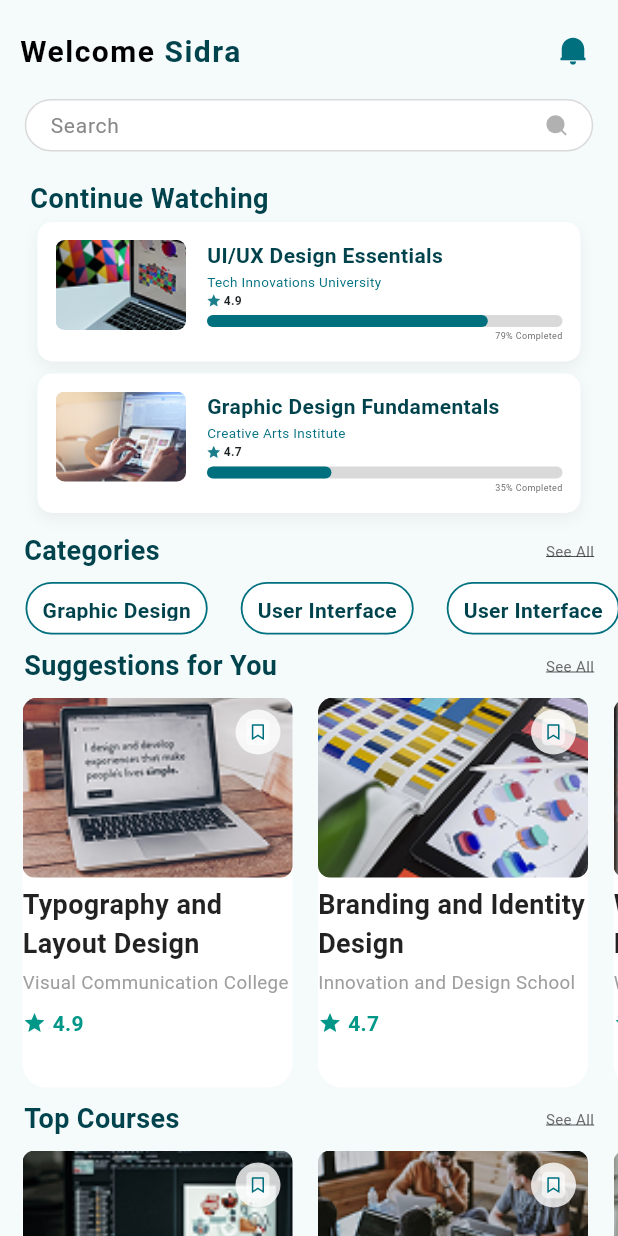
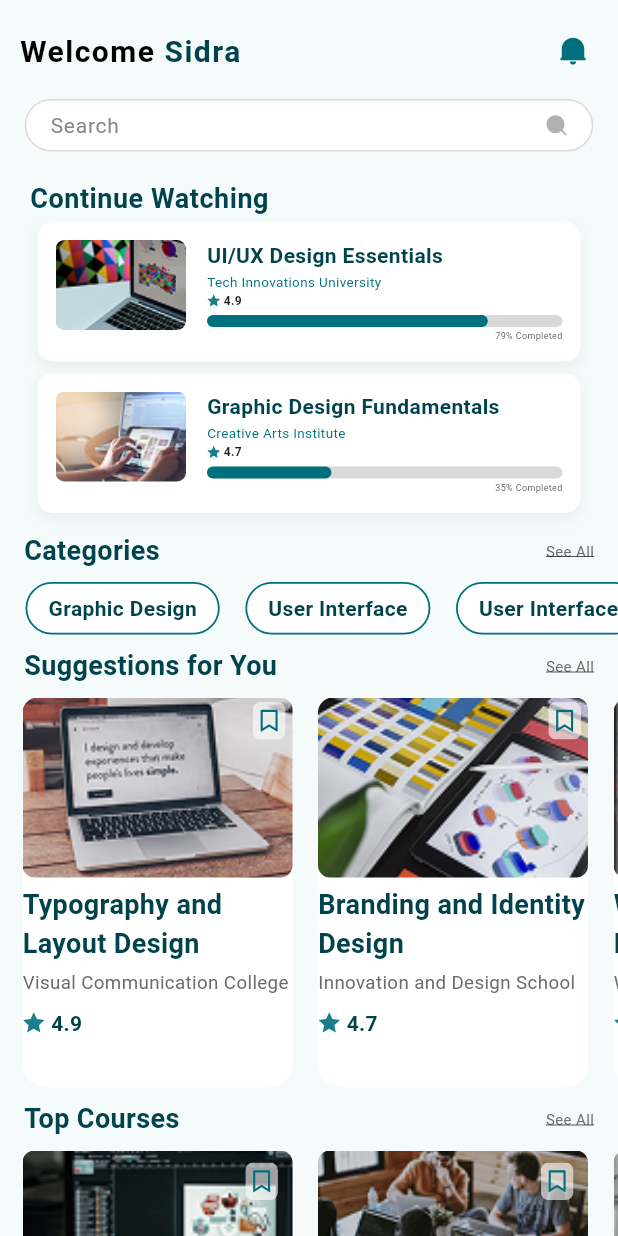
Before and after one commit to RuslanAfanasiev/Flutter, a Flutter app: the screen it shows after launch, on a phone screen of 412 x 824 dp. Run offline on Flutter 3.47's test engine with Material 3 defaults, Android fonts, the phone set to English and light mode, and no system bars; our stand-ins replace flutter_svg, get; Roboto replaces fonts that are missing (Plus Jakarta Sans, PlusJakartaSans).

Commit message:
Added some colors

```diff
--- a/second_lab/lib/resources/app_icons.dart
+++ b/second_lab/lib/resources/app_icons.dart
@@ -5,7 +5,7 @@ class AppIcons{
   static Widget notificationIcon = SvgPicture.asset('resources/icons/notification_vector.svg');
   static Widget searchIcon = SvgPicture.asset('resources/icons/Vector.svg');
   static Widget starIcon = SvgPicture.asset('resources/icons/star-fill.svg');
-  static Widget bookMark = SvgPicture.asset('resources/icons/bookmark.svg');
+  static Widget bookMarkEmpty = SvgPicture.asset('resources/icons/bookmark.svg');
   static Widget bookMarkActive = SvgPicture.asset('resources/icons/active_bookmark.svg');
   static Widget arrow = SvgPicture.asset('resources/icons/arrow.svg');
   static Widget playIcon = SvgPicture.asset('resources/icons/play.svg');
--- a/second_lab/lib/widgets/home_page_widget/suggestions_card_widget.dart
+++ b/second_lab/lib/widgets/home_page_widget/suggestions_card_widget.dart
@@ -1,18 +1,26 @@
 import 'package:flutter/material.dart';
 import 'package:second_lab/home_page_items/list_items/suggestions_card_item.dart';
+import 'package:second_lab/resources/app_colors.dart';
 import 'package:second_lab/resources/app_icons.dart';
 import 'package:second_lab/widgets/typography_page_widget/typography_course_widget.dart';
 
-class SuggestionsCardWidget extends StatelessWidget {
+class SuggestionsCardWidget extends StatefulWidget {
   const SuggestionsCardWidget({super.key, required this.item});
 
   final SuggestionsCardItem item;
 
   @override
+  State<SuggestionsCardWidget> createState() => _SuggestionsCardWidgetState();
+}
+
+class _SuggestionsCardWidgetState extends State<SuggestionsCardWidget> {
+  bool isBookmarked = false;
+
+  @override
   Widget build(BuildContext context) {
     return GestureDetector(
       onTap: () {
-        if (item.title == 'Typography and Layout Design') {
+        if (widget.item.title == 'Typography and Layout Design') {
           Navigator.push(
             context,
             MaterialPageRoute(
@@ -49,25 +57,30 @@ class SuggestionsCardWidget extends StatelessWidget {
                     bottomRight: Radius.circular(8),
                   ),
                   child: Image.asset(
-                    item.image,
+                    widget.item.image,
                     width: double.infinity,
                     height: 120,
                     fit: BoxFit.cover,
                   ),
                 ),
                 Positioned(
-                  top: 8,
-                  right: 8,
-                  child: Container(
-                    padding: const EdgeInsets.all(6),
-                    decoration: BoxDecoration(
-                      color: Colors.white.withOpacity(0.8),
-                      shape: BoxShape.circle,
-                    ),
-                    child: SizedBox(
-                      width: 18,
-                      height: 18,
-                      child: AppIcons.bookMark,
+                  top: 2,
+                  right: 2,
+                  child: GestureDetector(
+                    onTap: () {
+                      setState(() {
+                        isBookmarked = !isBookmarked;
+                      });
+                    },
+                    child: Container(
+                      padding: const EdgeInsets.all(1),
+                      child: SizedBox(
+                        width: 25,
+                        height: 25,
+                        child: isBookmarked
+                            ? AppIcons.bookMarkActive
+                            : AppIcons.bookMarkEmpty,
+                      ),
                     ),
                   ),
                 ),
@@ -79,28 +92,31 @@ class SuggestionsCardWidget extends StatelessWidget {
                 crossAxisAlignment: CrossAxisAlignment.start,
                 children: [
                   Text(
-                    item.title,
-                    style: const TextStyle(
+                    widget.item.title,
+                    style: TextStyle(
                       fontWeight: FontWeight.w600,
                       fontSize: 18,
-                      color: Colors.black87,
+                      color: AppColors.color00434C,
                     ),
                   ),
                   const SizedBox(height: 4),
                   Text(
-                    item.subtitle,
-                    style: const TextStyle(fontSize: 12.5, color: Colors.grey),
+                    widget.item.subtitle,
+                    style: TextStyle(
+                      fontSize: 12.5,
+                      color: AppColors.color6C6C6C,
+                    ),
                   ),
                   const SizedBox(height: 8),
                   Row(
                     children: [
-                      const Icon(Icons.star, color: Colors.teal, size: 16),
+                      SizedBox(width: 15, height: 15, child: AppIcons.starIcon),
                       const SizedBox(width: 4),
                       Text(
-                        item.rating.toString(),
-                        style: const TextStyle(
+                        widget.item.rating.toString(),
+                        style: TextStyle(
                           fontWeight: FontWeight.w600,
-                          color: Colors.teal,
+                          color: AppColors.color00434C,
                         ),
                       ),
                     ],
--- a/second_lab/lib/widgets/home_page_widget/toggle_button_widget.dart
+++ b/second_lab/lib/widgets/home_page_widget/toggle_button_widget.dart
@@ -10,8 +10,8 @@ class ToggleButtonWidget extends StatelessWidget {
   @override
   Widget build(BuildContext context) {
     return Container(
-      padding: const EdgeInsets.symmetric(horizontal: 10, vertical: 8),
-      margin: const EdgeInsets.only(right: 5),
+      padding: const EdgeInsets.symmetric(horizontal: 14, vertical: 5),
+      margin: const EdgeInsets.only(right: 0.1),
       decoration: BoxDecoration(
         color: AppColors.colorFFFFFF,
         border: Border.all(color: AppColors.color00707E, width: 1.2),
--- a/second_lab/lib/widgets/home_page_widget/top_courses_card_widget.dart
+++ b/second_lab/lib/widgets/home_page_widget/top_courses_card_widget.dart
@@ -1,14 +1,22 @@
 import 'package:flutter/material.dart';
 import 'package:second_lab/home_page_items/list_items/top_courses_card_item.dart';
+import 'package:second_lab/resources/app_colors.dart';
 import 'package:second_lab/resources/app_icons.dart';
 
-class TopCoursesCardWidget extends StatelessWidget{
+class TopCoursesCardWidget extends StatefulWidget {
   const TopCoursesCardWidget({super.key, required this.item});
 
   final TopCoursesCardItem item;
 
   @override
-  Widget build(BuildContext context){
+  State<TopCoursesCardWidget> createState() => _TopCoursesCardWidgetState();
+}
+
+class _TopCoursesCardWidgetState extends State<TopCoursesCardWidget> {
+  bool isBookmarked = false;
+
+  @override
+  Widget build(BuildContext context) {
     return Container(
       width: 180,
       margin: const EdgeInsets.only(right: 1, left: 15),
@@ -30,32 +38,32 @@ class TopCoursesCardWidget extends StatelessWidget{
           Stack(
             children: [
               ClipRRect(
-                borderRadius: const BorderRadius.only(
-                  topLeft: Radius.circular(8),
-                  topRight: Radius.circular(8),
-                  bottomLeft: Radius.circular(8),
-                  bottomRight: Radius.circular(8),
-                ),
+                borderRadius: const BorderRadius.all(Radius.circular(8)),
                 child: Image.asset(
-                  item.image,
+                  widget.item.image,
                   width: double.infinity,
                   height: 120,
                   fit: BoxFit.cover,
                 ),
               ),
               Positioned(
-                top: 8,
-                right: 8,
-                child: Container(
-                  padding: const EdgeInsets.all(6),
-                  decoration: BoxDecoration(
-                    color: Colors.white.withOpacity(0.8),
-                    shape: BoxShape.circle,
-                  ),
-                  child: SizedBox(
-                    width: 18,
-                    height: 18,
-                    child: AppIcons.bookMark,
+                top: 2,
+                right: 2,
+                child: GestureDetector(
+                  onTap: () {
+                    setState(() {
+                      isBookmarked = !isBookmarked;
+                    });
+                  },
+                  child: Container(
+                    padding: const EdgeInsets.all(6),
+                    child: SizedBox(
+                      width: 25,
+                      height: 25,
+                      child: isBookmarked
+                          ? AppIcons.bookMarkActive
+                          : AppIcons.bookMarkEmpty,
+                    ),
                   ),
                 ),
               ),
@@ -67,28 +75,31 @@ class TopCoursesCardWidget extends StatelessWidget{
               crossAxisAlignment: CrossAxisAlignment.start,
               children: [
                 Text(
-                  item.title,
-                  style: const TextStyle(
+                  widget.item.title,
+                  style: TextStyle(
                     fontWeight: FontWeight.w600,
                     fontSize: 18,
-                    color: Colors.black87,
+                    color: AppColors.color00434C,
                   ),
                 ),
                 const SizedBox(height: 4),
                 Text(
-                  item.subtitle,
-                  style: const TextStyle(fontSize: 12.5, color: Colors.grey),
+                  widget.item.subtitle,
+                  style: TextStyle(
+                    fontSize: 12.5,
+                    color: AppColors.color6C6C6C,
+                  ),
                 ),
                 const SizedBox(height: 8),
                 Row(
                   children: [
-                    const Icon(Icons.star, color: Colors.teal, size: 16),
+                    SizedBox(width: 15, height: 15, child: AppIcons.starIcon),
                     const SizedBox(width: 4),
                     Text(
-                      item.rating.toString(),
-                      style: const TextStyle(
+                      widget.item.rating.toString(),
+                      style: TextStyle(
                         fontWeight: FontWeight.w600,
-                        color: Colors.teal,
+                        color: AppColors.color00434C,
                       ),
                     ),
                   ],
--- a/second_lab/lib/widgets/typography_page_widget/typography_course_widget.dart
+++ b/second_lab/lib/widgets/typography_page_widget/typography_course_widget.dart
@@ -35,7 +35,7 @@ class TypographyCoursePage extends StatelessWidget {
                           Container(
                             width: double.infinity,
                             height: 195,
-                            color: AppColors.color00707E.withOpacity(0.3),
+                            color: AppColors.color00707E.withOpacity(0.6),
                           ),
                         ],
                       ),
@@ -43,7 +43,6 @@ class TypographyCoursePage extends StatelessWidget {
                   ),
                 ),
 
-                // Butonul Back (arrow) și Bookmark
                 Padding(
                   padding: const EdgeInsets.only(left: 12, top: 25, right: 12),
                   child: Row(
@@ -67,7 +66,6 @@ class TypographyCoursePage extends StatelessWidget {
                   ),
                 ),
 
-                // Butonul Play în mijloc cu border alb
                 Positioned.fill(
                   child: Align(
                     alignment: Alignment.center,
@@ -85,7 +83,6 @@ class TypographyCoursePage extends StatelessWidget {
             ),
             const SizedBox(height: 20),
 
-            // Titlu și subtitlu
             Padding(
               padding: const EdgeInsets.symmetric(horizontal: 16),
               child: Column(
@@ -134,7 +131,6 @@ class TypographyCoursePage extends StatelessWidget {
                   ),
                   const SizedBox(height: 20),
 
-                  // 📚 Course Details cu Read More la sfârșitul textului
                   Column(
                     crossAxisAlignment: CrossAxisAlignment.start,
                     children: [
@@ -185,7 +181,6 @@ class TypographyCoursePage extends StatelessWidget {
                   ),
                   const SizedBox(height: 20),
 
-                  // 📋 Info (Lectures, Learning time, Certificate)
                   Container(
                     padding: const EdgeInsets.all(16),
                     child: Column(
```
Also changed, not shown: 4 other files.
